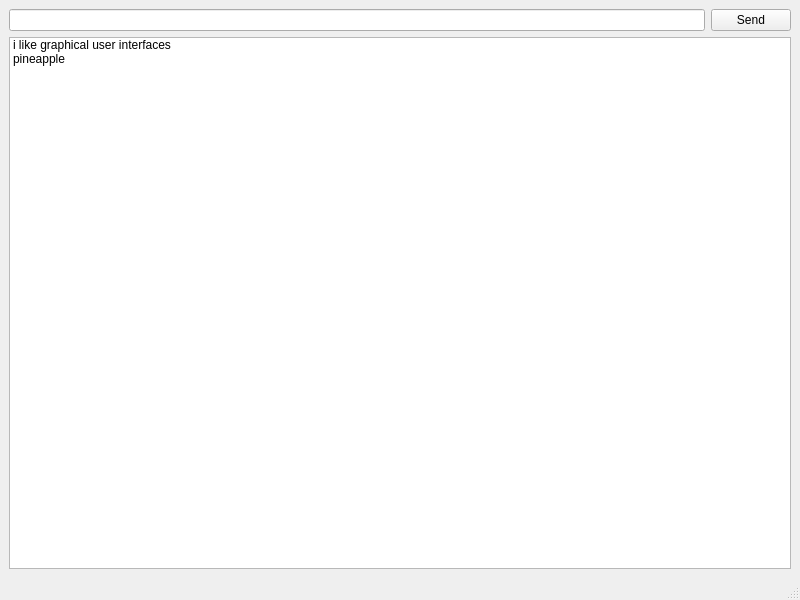
The window that UI/cudaqt/mainwindow.ui (DeeKahy/p6) describes before a commit, drawn with Qt 5.
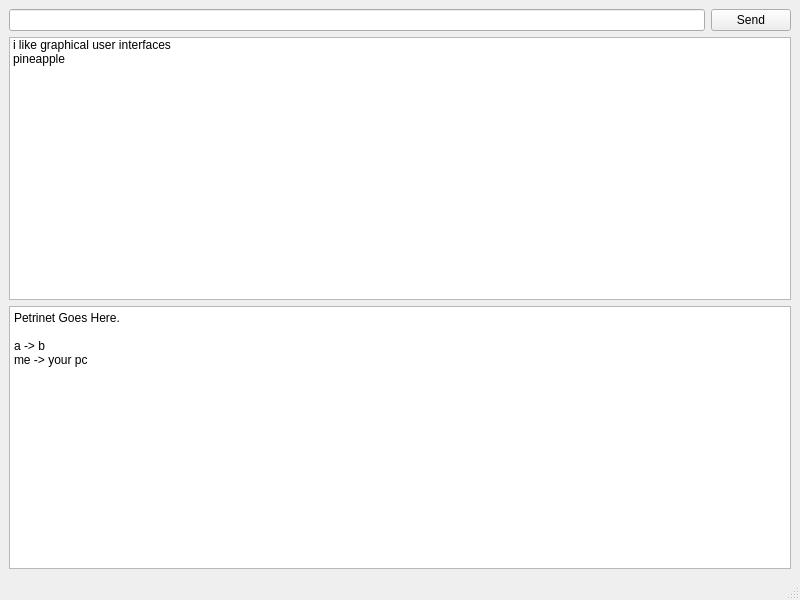
The same window after the commit.

Commit message: i cry

Patch:
```diff
--- a/UI/cudaqt/mainwindow.ui
+++ b/UI/cudaqt/mainwindow.ui
@@ -43,6 +43,17 @@
       </item>
      </widget>
     </item>
+    <item>
+     <widget class="QPlainTextEdit" name="plainTextEdit">
+      <property name="plainText">
+       <string>Petrinet Goes Here.
+
+a -&gt; b
+me -&gt; your pc
+</string>
+      </property>
+     </widget>
+    </item>
    </layout>
   </widget>
   <widget class="QMenuBar" name="menubar">
```
The commit also changes 1 other file.
